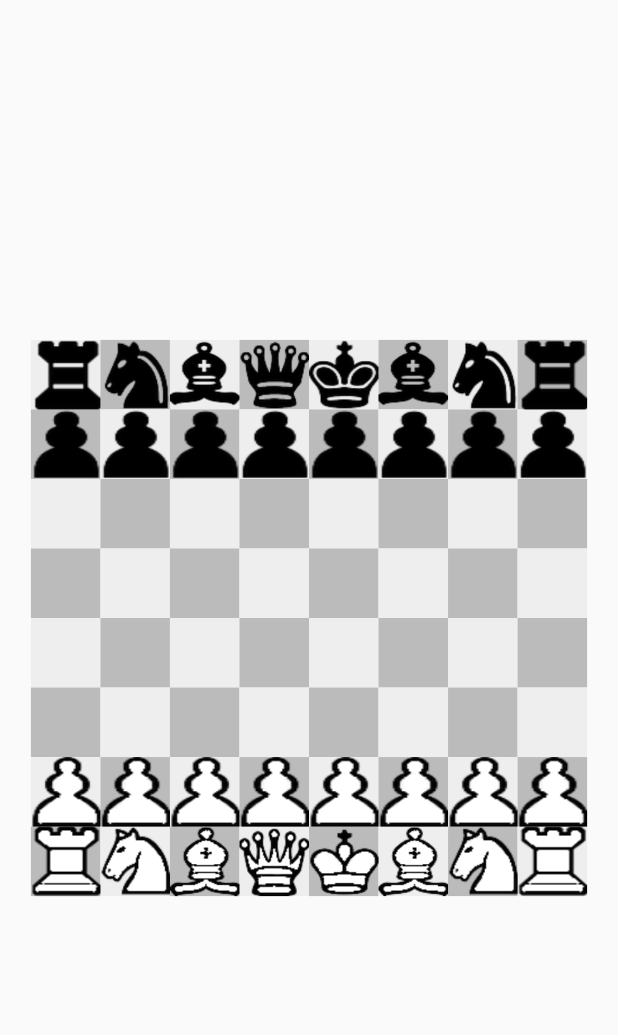
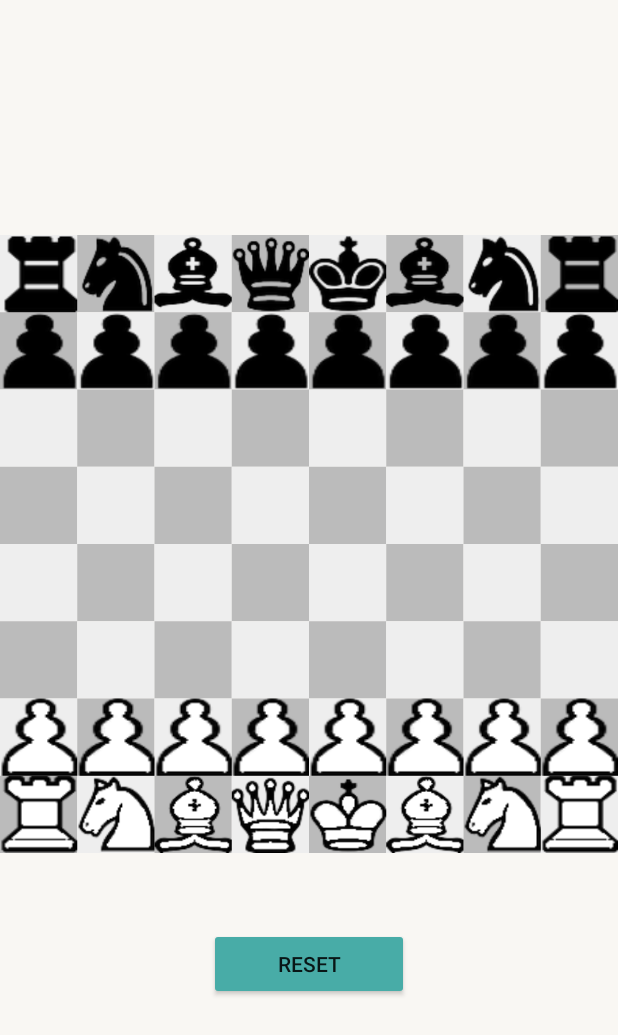
Before and after one commit to gr1sus/chessgame, an Android app: the screen it shows after launch (MainActivity), on a phone screen of 412 x 824 dp. Shown: the top 1035 px of the screen. Run offline under Robolectric (Android 15) with nearby library versions, the phone set to English and light mode, and no system bars.

Commit message:
add reset button

```diff
--- a/app/src/main/AndroidManifest.xml
+++ b/app/src/main/AndroidManifest.xml
@@ -14,7 +14,8 @@
         tools:targetApi="31">
         <activity
             android:name=".MainActivity"
-            android:exported="true">
+            android:exported="true"
+            android:screenOrientation="portrait">
             <intent-filter>
                 <action android:name="android.intent.action.MAIN" />
 
--- a/app/src/main/java/com/chess/game/MainActivity.kt
+++ b/app/src/main/java/com/chess/game/MainActivity.kt
@@ -3,6 +3,7 @@ package com.chess.game
 import androidx.appcompat.app.AppCompatActivity
 import android.os.Bundle
 import android.util.Log
+import android.widget.Button
 
 
 const val TAG = "Andrii"
@@ -19,6 +20,12 @@ class MainActivity : AppCompatActivity(),chessDelegate {
 
 
         val chessView=findViewById<chessView>(R.id.chess_view)
+        val resetButton:Button= findViewById(R.id.reset_button)
+
+        resetButton.setOnClickListener {
+            chessModel.reset()
+            chessView.invalidate()
+        }
         chessView.chessDelegate=this
 
 
--- a/app/src/main/java/com/chess/game/chessView.kt
+++ b/app/src/main/java/com/chess/game/chessView.kt
@@ -16,7 +16,7 @@ import kotlin.math.min
 
 
 class chessView(context: Context?, attrs: AttributeSet?) : View(context, attrs) {
-    private val scaleFactor = .9f
+    private val scaleFactor = 1.0f
     private var originX = 20f
     private var originY = 400f
     private var cellSide = 130f
@@ -66,6 +66,11 @@ class chessView(context: Context?, attrs: AttributeSet?) : View(context, attrs)
         loadBitmaps()
     }
 
+    override fun onMeasure(widthMeasureSpec: Int, heightMeasureSpec: Int) {
+        super.onMeasure(widthMeasureSpec, heightMeasureSpec)
+        val smaller = min(widthMeasureSpec,heightMeasureSpec)
+        setMeasuredDimension(smaller,smaller)
+    }
     override fun onDraw(canvas: Canvas?) {
         canvas ?: return
 
--- a/app/src/main/res/layout/activity_main.xml
+++ b/app/src/main/res/layout/activity_main.xml
@@ -1,8 +1,31 @@
 <?xml version="1.0" encoding="utf-8"?>
-<com.chess.game.chessView
-    xmlns:android="http://schemas.android.com/apk/res/android"
-    android:id="@+id/chess_view"
+
+<LinearLayout xmlns:android="http://schemas.android.com/apk/res/android"
+    xmlns:app="http://schemas.android.com/apk/res-auto"
     android:layout_width="match_parent"
-    android:layout_height="match_parent">
+    android:layout_height="match_parent"
+    android:layout_gravity="center"
+    android:gravity="center"
+    android:orientation="vertical"
+    android:background="#F9F7F3">
 
-</com.chess.game.chessView>
+    <com.chess.game.chessView
+        android:id="@+id/chess_view"
+        android:layout_width="match_parent"
+        android:layout_height="match_parent">
+
+    </com.chess.game.chessView>
+
+
+    <Button
+        android:id="@+id/reset_button"
+        android:layout_width="133dp"
+        android:layout_height="wrap_content"
+        android:layout_gravity="center"
+        android:layout_marginTop="50dp"
+        android:text="@string/button_name"
+        android:backgroundTint="#48ACA7">
+
+    </Button>
+
+</LinearLayout>
--- a/app/src/main/res/values/colors.xml
+++ b/app/src/main/res/values/colors.xml
@@ -2,4 +2,5 @@
 <resources>
     <color name="black">#FF000000</color>
     <color name="white">#FFFFFFFF</color>
+
 </resources>
--- a/app/src/main/res/values/strings.xml
+++ b/app/src/main/res/values/strings.xml
@@ -1,3 +1,5 @@
 <resources>
     <string name="app_name">chessgame</string>
+    <string name="button_name">RESET</string>
+
 </resources>
```
